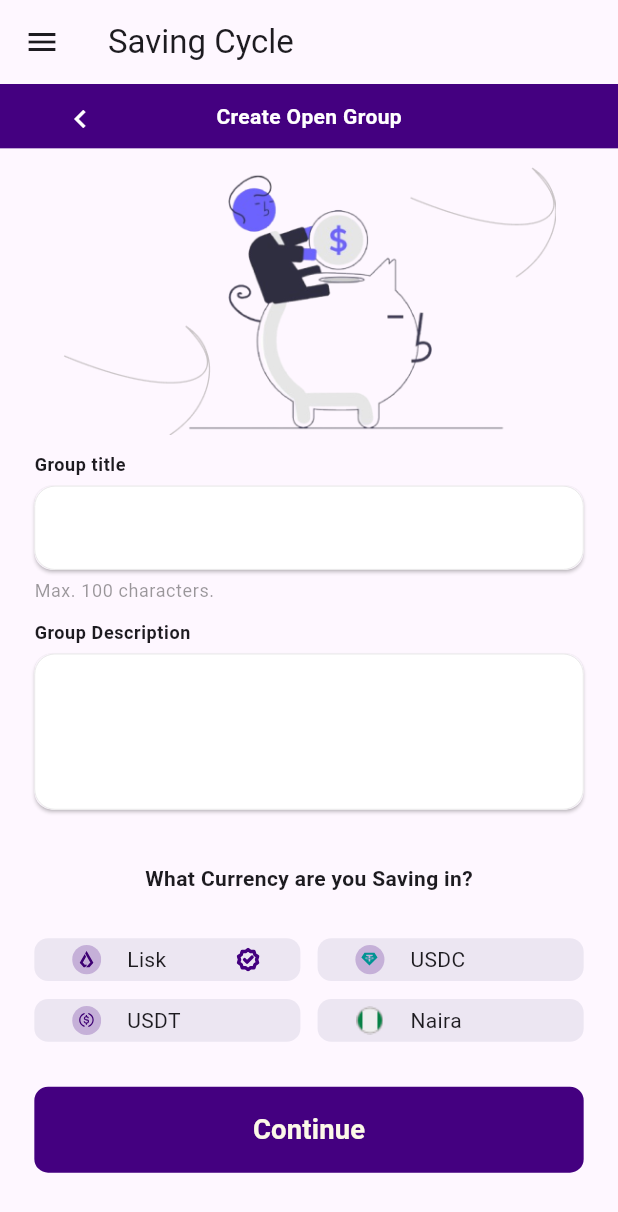
After one commit to Chain-Coop/breadchain-sdk, a Flutter app: the CreateOpenGroupScreen screen opened directly, on a phone screen of 412 x 824 dp. The commit adds this screen. Shown: the top 1212 px of the screen. Run offline on Flutter 3.47's test engine with Material 3 defaults, Android fonts, the phone set to English and light mode, and no system bars; our stand-ins replace flutter_bloc, flutter_hooks, flutter_screenutil, flutter_svg, formz, freezed_annotation; generated files the repository leaves out were written again.

Commit message:
feat: Create open group

```diff
--- a/lib/config/colors.dart
+++ b/lib/config/colors.dart
@@ -2,6 +2,7 @@ import 'package:flutter/material.dart';
 
 class AppColors {
   static const Color primary = Color(0xFF440080);
+  static const Color primaryLight = Color(0xFFECE6F2);
   static const Color scaffoldBackgroundColor = Colors.white;
   static const Color subTitleTextColor = Color(0xFF6E6C6C);
   static const Color borderColor = Color(0xFFC4C0C0);
--- /dev/null
+++ b/lib/presentation/screens/create_open_group.dart
@@ -0,0 +1,133 @@
+import 'package:flutter/material.dart';
+
+import 'package:breadchain_sdk/blocs/saving_group/saving_group_bloc.dart';
+import 'package:breadchain_sdk/config/colors.dart';
+import 'package:breadchain_sdk/config/spacing.dart';
+import 'package:breadchain_sdk/presentation/widgets/button.dart';
+import 'package:breadchain_sdk/presentation/widgets/currency_pill.dart';
+import 'package:breadchain_sdk/presentation/widgets/text_input_widget.dart';
+import 'package:breadchain_sdk/presentation/widgets/two_pair_widget.dart';
+import 'package:flutter_bloc/flutter_bloc.dart';
+import 'package:flutter_screenutil/flutter_screenutil.dart';
+
+class CreateOpenGroupScreen extends StatelessWidget {
+  static const String routeName = 'create-saving-group';
+
+  const CreateOpenGroupScreen({super.key});
+
+  @override
+  Widget build(BuildContext context) {
+    return Scaffold(
+      appBar: AppBar(
+        title: const Text('Saving Cycle'),
+      ),
+      body: SingleChildScrollView(
+        physics: const BouncingScrollPhysics(),
+        child: BlocBuilder<SavingGroupBloc, SavingGroupState>(
+          builder: (context, state) => Column(
+            crossAxisAlignment: CrossAxisAlignment.start,
+            children: [
+              Container(
+                color: AppColors.primary,
+                padding: EdgeInsets.all(AppSpacing.horizontalSpacing / 2),
+                child: const Stack(
+                  children: [
+                    Positioned(
+                      left: 30,
+                      child: Icon(
+                        Icons.chevron_left,
+                        color: Colors.white,
+                      ),
+                    ),
+                    Center(
+                      child: Text(
+                        'Create Open Group',
+                        style: TextStyle(
+                          color: Colors.white,
+                          fontWeight: FontWeight.w600,
+                        ),
+                      ),
+                    ),
+                  ],
+                ),
+              ),
+              AppSpacing.verticalSpaceSmall,
+              Center(
+                child: Image.asset(
+                  'assets/images/piggy.png',
+                  height: 150.h,
+                  package: 'breadchain_sdk',
+                ),
+              ),
+              AppSpacing.verticalSpaceSmall,
+              Padding(
+                padding: EdgeInsets.symmetric(
+                    horizontal: AppSpacing.horizontalSpacing),
+                child: Column(
+                  crossAxisAlignment: CrossAxisAlignment.start,
+                  children: [
+                    const TextInputWidget(
+                      title: 'Group title',
+                      subTitle: 'Max. 100 characters.',
+                      maxLength: 100,
+                    ),
+                    AppSpacing.verticalSpaceSmall,
+                    const TextInputWidget(
+                      title: 'Group Description',
+                      maxLines: 3,
+                    ),
+                    AppSpacing.verticalSpaceMedium,
+                    const Center(
+                      child: Text(
+                        "What Currency are you Saving in?",
+                        style: TextStyle(fontWeight: FontWeight.w600),
+                      ),
+                    ),
+                    AppSpacing.verticalSpaceMedium,
+                    TwoPairWidget(
+                      child1: Padding(
+                        padding: EdgeInsets.only(right: 5.w),
+                        child: const CurrencyPill(
+                          currency: 'Lisk',
+                          currencyIconPath: 'assets/svgs/lisk.svg',
+                          selected: true,
+                        ),
+                      ),
+                      child2: Padding(
+                        padding: EdgeInsets.only(left: 5.w),
+                        child: const CurrencyPill(
+                          currency: 'USDC',
+                          currencyIconPath: 'assets/svgs/usdc.svg',
+                        ),
+                      ),
+                    ),
+                    AppSpacing.verticalSpaceSmall,
+                    TwoPairWidget(
+                      child1: Padding(
+                        padding: EdgeInsets.only(right: 5.w),
+                        child: const CurrencyPill(
+                          currency: 'USDT',
+                          currencyIconPath: 'assets/svgs/usdt.svg',
+                        ),
+                      ),
+                      child2: Padding(
+                        padding: EdgeInsets.only(left: 5.w),
+                        child: const CurrencyPill(
+                          currency: 'Naira',
+                          currencyIconPath: 'assets/images/ngn.png',
+                        ),
+                      ),
+                    ),
+                    AppSpacing.verticalSpaceMedium,
+                    Button('Continue', onPressed: () {}),
+                  ],
+                ),
+              ),
+            ],
+          ),
+        ),
+      ),
+      drawer: Container(),
+    );
+  }
+}
--- a/lib/presentation/screens/dashboard.dart
+++ b/lib/presentation/screens/dashboard.dart
@@ -1,4 +1,5 @@
 import 'package:breadchain_sdk/models/init_config.dart';
+import 'package:breadchain_sdk/presentation/screens/create_open_group.dart';
 import 'package:breadchain_sdk/presentation/widgets/scrollable_pad.dart';
 import 'package:flutter/material.dart';
 
@@ -59,6 +60,7 @@ class DashboardScreen extends HookWidget {
                         'Group Savings',
                         style: TextStyle(
                           color: Colors.white,
+                          fontWeight: FontWeight.w600,
                         ),
                       ),
                     ),
@@ -117,6 +119,8 @@ class DashboardScreen extends HookWidget {
                         onTap: () {
                           state.initConfig.eventConfig?.onTap
                               ?.call(TapEvent.createClosedSavingGroup);
+                          context.navigator
+                              .pushNamed(CreateOpenGroupScreen.routeName);
                         },
                       ),
                     ),
--- a/lib/presentation/sdk_app.dart
+++ b/lib/presentation/sdk_app.dart
@@ -4,7 +4,7 @@ import 'package:breadchain_sdk/blocs/main/main_bloc.dart';
 import 'package:breadchain_sdk/blocs/saving_group/saving_group_bloc.dart';
 import 'package:breadchain_sdk/config/colors.dart';
 import 'package:breadchain_sdk/models/init_config.dart';
-import 'package:breadchain_sdk/presentation/screens/create_saving_group.dart';
+import 'package:breadchain_sdk/presentation/screens/create_open_group.dart';
 import 'package:breadchain_sdk/presentation/screens/dashboard.dart';
 import 'package:flutter_bloc/flutter_bloc.dart';
 import 'package:flutter_screenutil/flutter_screenutil.dart';
@@ -95,8 +95,8 @@ class BreadChainSDKApp extends StatelessWidget {
                 DashboardScreen.routeName: (context) => DashboardScreen(
                       initConfig: initConfig,
                     ),
-                CreateSavingGroupScreen.routeName: (context) =>
-                    const CreateSavingGroupScreen(),
+                CreateOpenGroupScreen.routeName: (context) =>
+                    const CreateOpenGroupScreen(),
               },
             ),
           ),
--- /dev/null
+++ b/lib/presentation/widgets/currency_pill.dart
@@ -0,0 +1,58 @@
+import 'package:flutter/material.dart';
+
+import 'package:breadchain_sdk/config/colors.dart';
+import 'package:flutter_screenutil/flutter_screenutil.dart';
+import 'package:flutter_svg/flutter_svg.dart';
+
+class CurrencyPill extends StatelessWidget {
+  const CurrencyPill(
+      {super.key,
+      required this.currencyIconPath,
+      required this.currency,
+      this.selected = false});
+
+  final String currencyIconPath;
+  final String currency;
+  final bool selected;
+
+  @override
+  Widget build(BuildContext context) {
+    return Container(
+      padding: const EdgeInsets.symmetric(horizontal: 8, vertical: 4),
+      decoration: BoxDecoration(
+        color: AppColors.primaryLight,
+        borderRadius: BorderRadius.circular(8.r),
+      ),
+      child: Row(
+        children: [
+          Expanded(
+            child: currencyIconPath.endsWith('.svg')
+                ? SvgPicture.asset(
+                    currencyIconPath,
+                    package: 'breadchain_sdk',
+                    width: 18.w,
+                    height: 18.w,
+                  )
+                : Image.asset(
+                    currencyIconPath,
+                    package: 'breadchain_sdk',
+                    width: 18.w,
+                    height: 18.w,
+                  ),
+          ),
+          Expanded(
+            child: Text(currency),
+          ),
+          Expanded(
+            child: selected
+                ? SvgPicture.asset(
+                    'assets/svgs/selected_check.svg',
+                    package: 'breadchain_sdk',
+                  )
+                : const SizedBox.shrink(),
+          )
+        ],
+      ),
+    );
+  }
+}
--- /dev/null
+++ b/lib/presentation/widgets/two_pair_widget.dart
@@ -0,0 +1,22 @@
+import 'package:flutter/material.dart';
+
+class TwoPairWidget extends StatelessWidget {
+  const TwoPairWidget({
+    super.key,
+    required this.child1,
+    this.child2,
+  });
+
+  final Widget child1;
+  final Widget? child2;
+
+  @override
+  Widget build(BuildContext context) {
+    return Row(children: [
+      Expanded(child: child1),
+      Expanded(
+        child: child2 ?? const SizedBox(),
+      )
+    ]);
+  }
+}
--- a/pubspec.yaml
+++ b/pubspec.yaml
@@ -1,6 +1,6 @@
 name: breadchain_sdk
-description: 'A new Flutter package project.'
-version: 0.0.1
+description: Breadchain SDK for Flutter
+version: 0.0.2
 repository: https://github.com/Chain-Coop/breadchain-sdk
 
 scripts:
```
Also changed, not shown: lib/presentation/screens/create_saving_group.dart (deleted, +0 -104 lines), assets/images/ngn.png (added), assets/images/piggy.png (added), assets/svgs/lisk.svg (added), assets/svgs/previous_step.svg (added), assets/svgs/selected_check.svg (added), assets/svgs/usdc.svg (added), assets/svgs/usdt.svg (added), example/pubspec.lock, 3 other files.
